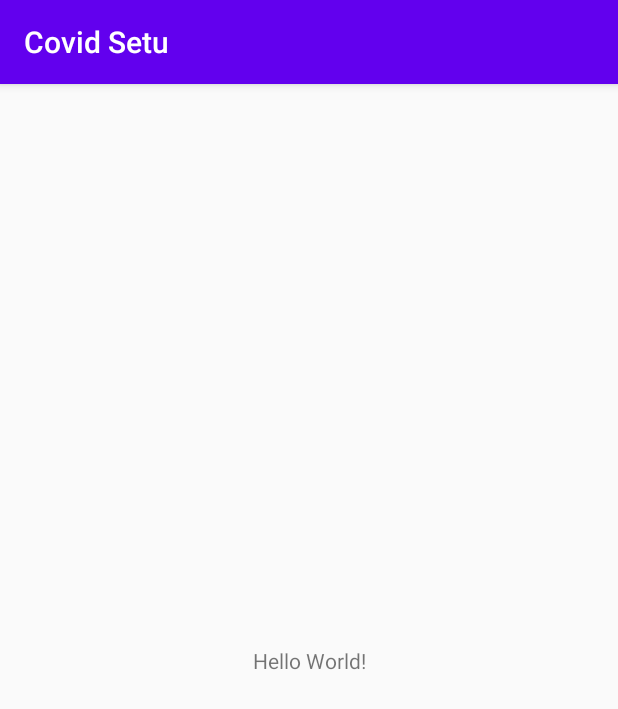
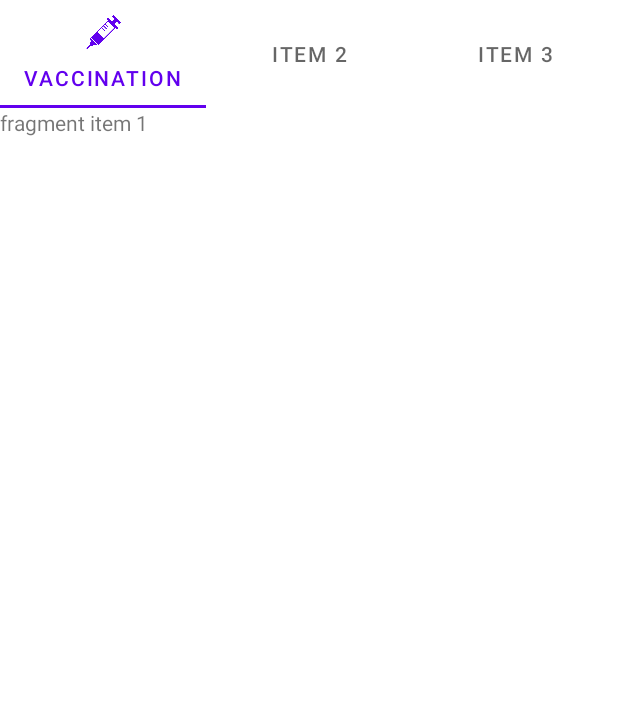
Before and after one commit to kushal-p1699/Covid-Setu, an Android app: the screen it shows after launch once a user with an empty profile is signed in (MainActivity), on a phone screen of 412 x 824 dp. Shown: the top 709 px of the screen. Run offline under Robolectric (Android 15) with nearby library versions, the phone set to English and light mode, and no system bars; our stand-ins replace Firebase (no records; nobody signed in at launch, a user with empty details on screens opened directly).

Commit message:
layout tabs added to main activity

```diff
--- a/app/build.gradle
+++ b/app/build.gradle
@@ -30,10 +30,11 @@ android {
 }
 
 dependencies {
-
+    implementation 'com.google.android.material:material:1.4.0'
     implementation 'androidx.appcompat:appcompat:1.0.0'
     implementation 'androidx.constraintlayout:constraintlayout:1.1.3'
     implementation 'com.google.firebase:firebase-auth:19.3.2'
+    implementation 'androidx.legacy:legacy-support-v4:1.0.0'
     testImplementation 'junit:junit:4.+'
     androidTestImplementation 'androidx.test.ext:junit:1.1.1'
     androidTestImplementation 'androidx.test.espresso:espresso-core:3.1.0'
--- /dev/null
+++ b/app/src/main/java/com/example/covidsetu/FragmentItem2.java
@@ -0,0 +1,64 @@
+package com.example.covidsetu;
+
+import android.os.Bundle;
+
+import androidx.fragment.app.Fragment;
+
+import android.view.LayoutInflater;
+import android.view.View;
+import android.view.ViewGroup;
+
+/**
+ * A simple {@link Fragment} subclass.
+ * Use the {@link FragmentItem2#newInstance} factory method to
+ * create an instance of this fragment.
+ */
+public class FragmentItem2 extends Fragment {
+
+    // TODO: Rename parameter arguments, choose names that match
+    // the fragment initialization parameters, e.g. ARG_ITEM_NUMBER
+    private static final String ARG_PARAM1 = "param1";
+    private static final String ARG_PARAM2 = "param2";
+
+    // TODO: Rename and change types of parameters
+    private String mParam1;
+    private String mParam2;
+
+    public FragmentItem2() {
+        // Required empty public constructor
+    }
+
+    /**
+     * Use this factory method to create a new instance of
+     * this fragment using the provided parameters.
+     *
+     * @param param1 Parameter 1.
+     * @param param2 Parameter 2.
+     * @return A new instance of fragment FragmentItem2.
+     */
+    // TODO: Rename and change types and number of parameters
+    public static FragmentItem2 newInstance(String param1, String param2) {
+        FragmentItem2 fragment = new FragmentItem2();
+        Bundle args = new Bundle();
+        args.putString(ARG_PARAM1, param1);
+        args.putString(ARG_PARAM2, param2);
+        fragment.setArguments(args);
+        return fragment;
+    }
+
+    @Override
+    public void onCreate(Bundle savedInstanceState) {
+        super.onCreate(savedInstanceState);
+        if (getArguments() != null) {
+            mParam1 = getArguments().getString(ARG_PARAM1);
+            mParam2 = getArguments().getString(ARG_PARAM2);
+        }
+    }
+
+    @Override
+    public View onCreateView(LayoutInflater inflater, ViewGroup container,
+                             Bundle savedInstanceState) {
+        // Inflate the layout for this fragment
+        return inflater.inflate(R.layout.fragment_item2, container, false);
+    }
+}
--- a/app/src/main/java/com/example/covidsetu/MainActivity.java
+++ b/app/src/main/java/com/example/covidsetu/MainActivity.java
@@ -1,13 +1,61 @@
 package com.example.covidsetu;
 
 import androidx.appcompat.app.AppCompatActivity;
+import androidx.viewpager.widget.ViewPager;
+
 import android.os.Bundle;
 
+import com.google.android.material.tabs.TabItem;
+import com.google.android.material.tabs.TabLayout;
+
 public class MainActivity extends AppCompatActivity {
+
+    TabLayout tabLayout;
+    TabItem tabItem1, tabItem2, tabItem3;
+    ViewPager viewPager;
+
+    PageAdapater pageAdapater;
 
     @Override
     protected void onCreate(Bundle savedInstanceState) {
         super.onCreate(savedInstanceState);
         setContentView(R.layout.activity_main);
+
+        tabLayout = (TabLayout) findViewById(R.id.tab_layout_vaccination);
+        tabItem1 = (TabItem) findViewById(R.id.tab_item1);
+        tabItem2 = (TabItem) findViewById(R.id.tab_item2);
+        tabItem3 = (TabItem) findViewById(R.id.tab_item3);
+
+        viewPager = (ViewPager) findViewById(R.id.viewPager_id);
+
+        pageAdapater = new PageAdapater(getSupportFragmentManager(), tabLayout.getTabCount());
+        viewPager.setAdapter(pageAdapater);
+
+        // listen for tab click
+        tabLayout.setOnTabSelectedListener(new TabLayout.OnTabSelectedListener() {
+            @Override
+            public void onTabSelected(TabLayout.Tab tab) {
+                viewPager.setCurrentItem(tab.getPosition());
+
+                if(tab.getPosition() == 0 || tab.getPosition() == 1 || tab.getPosition() == 2){
+                    pageAdapater.notifyDataSetChanged();
+                }
+            }
+
+            @Override
+            public void onTabUnselected(TabLayout.Tab tab) {
+
+            }
+
+            @Override
+            public void onTabReselected(TabLayout.Tab tab) {
+
+            }
+        });
+
+        // listen for new scroll or page change
+        viewPager.addOnPageChangeListener(new TabLayout.TabLayoutOnPageChangeListener(tabLayout));
+
+
     }
 }
--- /dev/null
+++ b/app/src/main/java/com/example/covidsetu/PageAdapater.java
@@ -0,0 +1,32 @@
+package com.example.covidsetu;
+
+import androidx.annotation.NonNull;
+import androidx.fragment.app.Fragment;
+import androidx.fragment.app.FragmentManager;
+import androidx.fragment.app.FragmentPagerAdapter;
+
+public class PageAdapater extends FragmentPagerAdapter {
+
+    int tabCount;
+
+    public PageAdapater(@NonNull FragmentManager fm, int behavior) {
+        super(fm, behavior);
+        tabCount = behavior;
+    }
+
+    @NonNull
+    @Override
+    public Fragment getItem(int position) {
+        switch (position){
+            case 0 : return new VaccinationFragment();
+            case 1 : return new FragmentItem2();
+            case 2 : return new FragmentItem3();
+            default: return null;
+        }
+    }
+
+    @Override
+    public int getCount() {
+        return tabCount;
+    }
+}
--- /dev/null
+++ b/app/src/main/java/com/example/covidsetu/VaccinationFragment.java
@@ -0,0 +1,64 @@
+package com.example.covidsetu;
+
+import android.os.Bundle;
+
+import androidx.fragment.app.Fragment;
+
+import android.view.LayoutInflater;
+import android.view.View;
+import android.view.ViewGroup;
+
+/**
+ * A simple {@link Fragment} subclass.
+ * Use the {@link VaccinationFragment#newInstance} factory method to
+ * create an instance of this fragment.
+ */
+public class VaccinationFragment extends Fragment {
+
+    // TODO: Rename parameter arguments, choose names that match
+    // the fragment initialization parameters, e.g. ARG_ITEM_NUMBER
+    private static final String ARG_PARAM1 = "param1";
+    private static final String ARG_PARAM2 = "param2";
+
+    // TODO: Rename and change types of parameters
+    private String mParam1;
+    private String mParam2;
+
+    public VaccinationFragment() {
+        // Required empty public constructor
+    }
+
+    /**
+     * Use this factory method to create a new instance of
+     * this fragment using the provided parameters.
+     *
+     * @param param1 Parameter 1.
+     * @param param2 Parameter 2.
+     * @return A new instance of fragment VaccinationFragment.
+     */
+    // TODO: Rename and change types and number of parameters
+    public static VaccinationFragment newInstance(String param1, String param2) {
+        VaccinationFragment fragment = new VaccinationFragment();
+        Bundle args = new Bundle();
+        args.putString(ARG_PARAM1, param1);
+        args.putString(ARG_PARAM2, param2);
+        fragment.setArguments(args);
+        return fragment;
+    }
+
+    @Override
+    public void onCreate(Bundle savedInstanceState) {
+        super.onCreate(savedInstanceState);
+        if (getArguments() != null) {
+            mParam1 = getArguments().getString(ARG_PARAM1);
+            mParam2 = getArguments().getString(ARG_PARAM2);
+        }
+    }
+
+    @Override
+    public View onCreateView(LayoutInflater inflater, ViewGroup container,
+                             Bundle savedInstanceState) {
+        // Inflate the layout for this fragment
+        return inflater.inflate(R.layout.fragment_vaccination, container, false);
+    }
+}
--- a/app/src/main/res/layout/activity_main.xml
+++ b/app/src/main/res/layout/activity_main.xml
@@ -6,13 +6,41 @@
     android:layout_height="match_parent"
     tools:context=".MainActivity">
 
-    <TextView
-        android:layout_width="wrap_content"
+    <com.google.android.material.tabs.TabLayout
+        android:id="@+id/tab_layout_vaccination"
+        android:layout_width="match_parent"
         android:layout_height="wrap_content"
-        android:text="Hello World!"
-        app:layout_constraintBottom_toBottomOf="parent"
-        app:layout_constraintLeft_toLeftOf="parent"
-        app:layout_constraintRight_toRightOf="parent"
-        app:layout_constraintTop_toTopOf="parent" />
+        app:layout_constraintEnd_toEndOf="parent"
+        app:layout_constraintStart_toStartOf="parent"
+        app:layout_constraintTop_toTopOf="parent"
+        app:tabMode="fixed">
+
+        <com.google.android.material.tabs.TabItem
+            android:id="@+id/tab_item1"
+            android:layout_width="wrap_content"
+            android:layout_height="wrap_content"
+            android:icon="@drawable/vaccinicon"
+            android:text="@string/vaccination" />
+
+        <com.google.android.material.tabs.TabItem
+            android:id="@+id/tab_item2"
+            android:layout_width="wrap_content"
+            android:layout_height="wrap_content"
+            android:text="item 2" />
+
+        <com.google.android.material.tabs.TabItem
+            android:id="@+id/tab_item3"
+            android:layout_width="wrap_content"
+            android:layout_height="wrap_content"
+            android:text="item 3" />
+
+
+    </com.google.android.material.tabs.TabLayout>
+
+    <androidx.viewpager.widget.ViewPager
+        android:id="@+id/viewPager_id"
+        android:layout_width="match_parent"
+        android:layout_height="wrap_content"
+        app:layout_constraintTop_toBottomOf="@+id/tab_layout_vaccination" />
 
 </androidx.constraintlayout.widget.ConstraintLayout>
--- /dev/null
+++ b/app/src/main/res/layout/fragment_vaccination.xml
@@ -0,0 +1,14 @@
+<?xml version="1.0" encoding="utf-8"?>
+<FrameLayout xmlns:android="http://schemas.android.com/apk/res/android"
+    xmlns:tools="http://schemas.android.com/tools"
+    android:layout_width="match_parent"
+    android:layout_height="match_parent"
+    tools:context=".VaccinationFragment">
+
+    <!-- TODO: Update blank fragment layout -->
+    <TextView
+        android:layout_width="match_parent"
+        android:layout_height="match_parent"
+        android:text="fragment item 1" />
+
+</FrameLayout>
--- a/app/src/main/res/values/strings.xml
+++ b/app/src/main/res/values/strings.xml
@@ -5,4 +5,6 @@
     <string name="resend_otp_again">RESEND OTP AGAIN</string>
     <string name="din_t_recive_the_otp">Dint receive the OTP, </string>
     <string name="please_enter_otp_sent_to_you">Please enter OTP sent to you</string>
+    <string name="vaccination">Vaccination</string>
+    <!-- TODO: Remove or change this placeholder text -->
 </resources>
--- a/app/src/main/res/values/themes.xml
+++ b/app/src/main/res/values/themes.xml
@@ -1,6 +1,6 @@
 <resources xmlns:tools="http://schemas.android.com/tools">
     <!-- Base application theme. -->
-    <style name="Theme.CovidSetu" parent="Theme.AppCompat.Light.DarkActionBar">
+    <style name="Theme.CovidSetu" parent="Theme.MaterialComponents.DayNight.NoActionBar">
         <!-- Primary brand color. -->
         <item name="colorPrimary">@color/purple_500</item>
         <item name="colorPrimaryDark">@color/purple_700</item>
```
Also changed, not shown: app/src/main/java/com/example/covidsetu/FragmentItem3.java (added, +64 -0 lines), app/src/main/res/layout/fragment_item2.xml (added, +14 -0 lines), app/src/main/res/layout/fragment_item3.xml (added, +14 -0 lines), app/src/main/res/drawable/vaccinicon.png (added).
